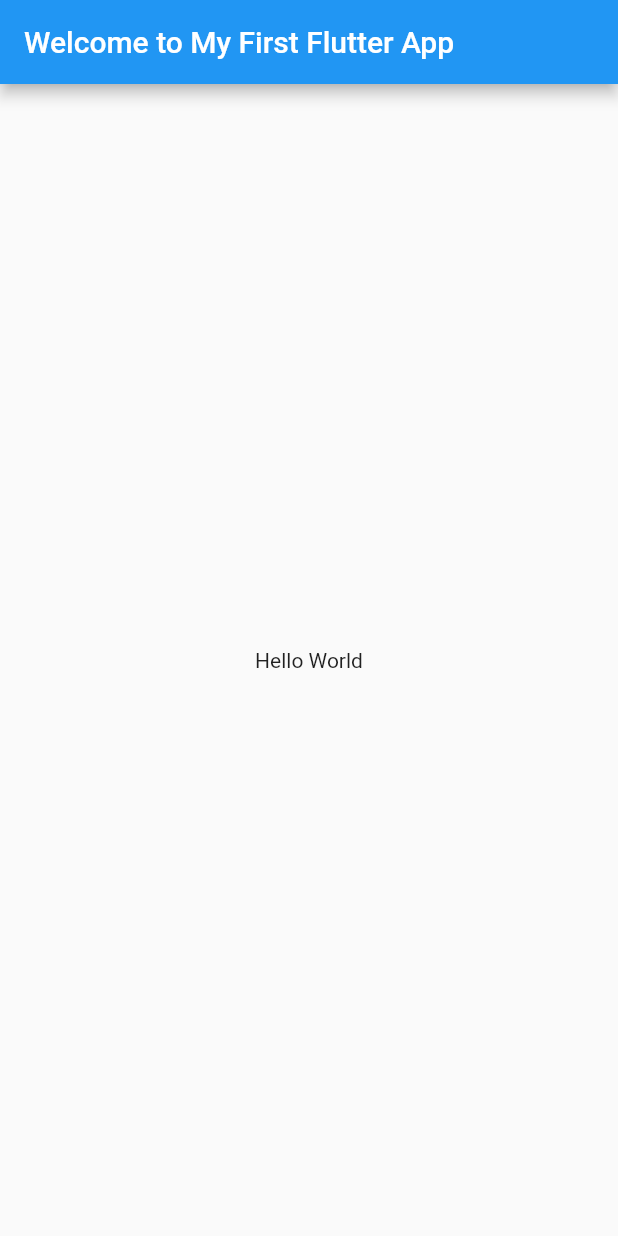
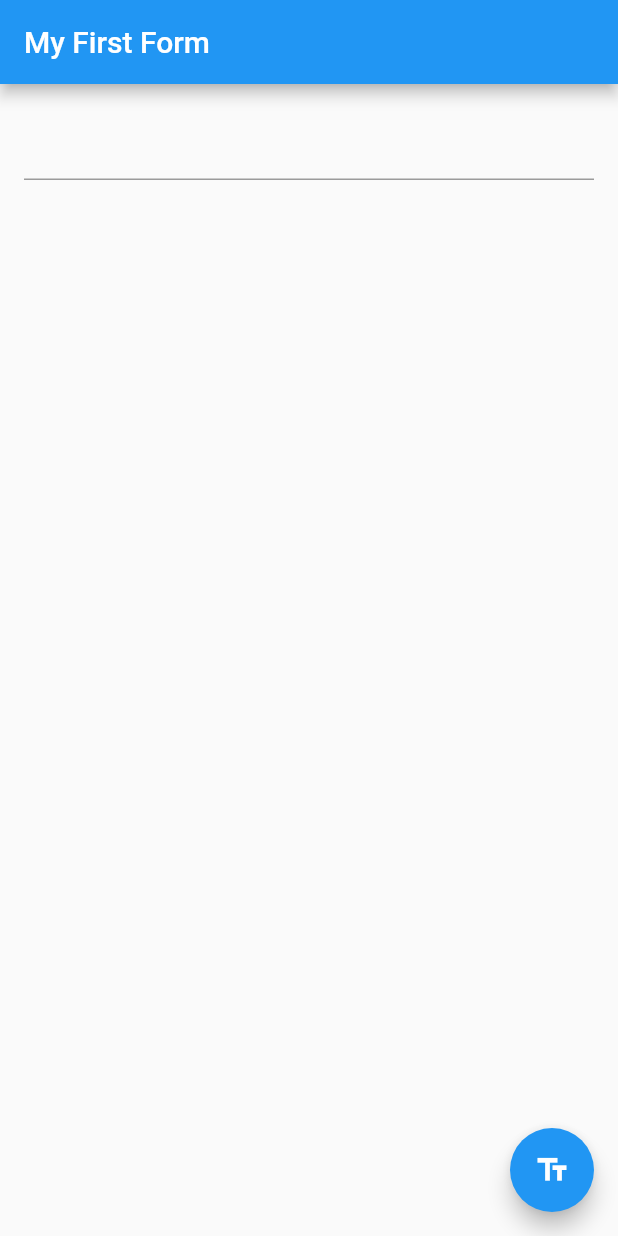
Before and after one commit to Fatanaminullah/mobile-programming-flutter, a Flutter app: the screen it shows after launch, on a phone screen of 412 x 824 dp. Run offline on Flutter 3.47's test engine with Material 2 defaults, Android fonts, the phone set to English and light mode, and no system bars.

Commit message:
create lab 9

```diff
--- a/lib/main.dart
+++ b/lib/main.dart
@@ -1,19 +1,70 @@
 import 'package:flutter/material.dart';
 
-void main() => runApp(MyApp());
+void main() => runApp(const MyApp());
 
 class MyApp extends StatelessWidget {
+  const MyApp({Key? key}) : super(key: key);
+
   @override
   Widget build(BuildContext context) {
-    return MaterialApp(
-      title: 'Welcome to My First Flutter App',
-      home: Scaffold(
-        appBar: AppBar(
-          title: const Text('Welcome to My First Flutter App'),
+    return const MaterialApp(
+      title: 'My First Form',
+      home: MyCustomForm(),
+    );
+  }
+}
+
+// Define a custom Form widget.
+class MyCustomForm extends StatefulWidget {
+  const MyCustomForm({Key? key}) : super(key: key);
+
+  @override
+  _MyCustomFormState createState() => _MyCustomFormState();
+}
+
+// Define a corresponding State class.
+// This class holds the data related to the Form.
+class _MyCustomFormState extends State<MyCustomForm> {
+  // Create a text controller and use it to retrieve the current value
+  // of the TextField.
+  final myController = TextEditingController();
+
+  @override
+  void dispose() {
+    // Clean up the controller when the widget is disposed.
+    myController.dispose();
+    super.dispose();
+  }
+
+  @override
+  Widget build(BuildContext context) {
+    return Scaffold(
+      appBar: AppBar(
+        title: const Text('My First Form'),
+      ),
+      body: Padding(
+        padding: const EdgeInsets.all(16.0),
+        child: TextField(
+          controller: myController,
         ),
-        body: const Center(
-          child: Text('Hello World'),
-        ),
+      ),
+      floatingActionButton: FloatingActionButton(
+        // When the user presses the button, show an alert dialog containing
+        // the text that the user has entered into the text field.
+        onPressed: () {
+          showDialog(
+            context: context,
+            builder: (context) {
+              return AlertDialog(
+                // Retrieve the text the that user has entered by using the
+                // TextEditingController.
+                content: Text(myController.text),
+              );
+            },
+          );
+        },
+        tooltip: 'Show me the value!',
+        child: const Icon(Icons.text_fields),
       ),
     );
   }
```
